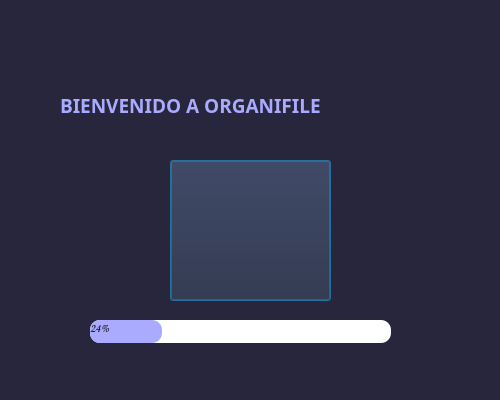
The window that src/static/ui/carga.ui (stel0/TP-PYTHON) describes before a commit, drawn with Qt 5.
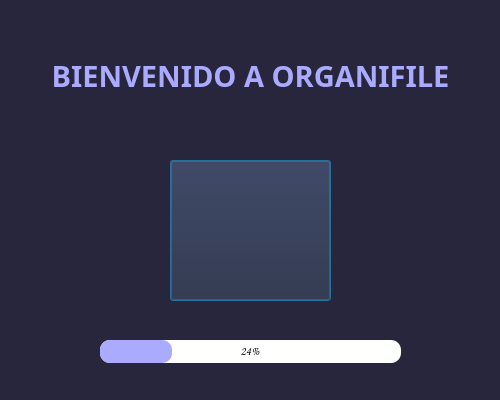
The same window after the commit. Icons and pictures are not drawn.

Patch:
```diff
--- a/src/static/ui/carga.ui
+++ b/src/static/ui/carga.ui
@@ -25,8 +25,8 @@
   <widget class="QProgressBar" name="progressBar">
    <property name="geometry">
     <rect>
-     <x>90</x>
-     <y>320</y>
+     <x>100</x>
+     <y>340</y>
      <width>301</width>
      <height>23</height>
     </rect>
@@ -50,30 +50,40 @@
    <property name="value">
     <number>24</number>
    </property>
+   <property name="alignment">
+    <set>Qt::AlignCenter</set>
+   </property>
   </widget>
   <widget class="QLabel" name="label">
    <property name="geometry">
     <rect>
-     <x>60</x>
-     <y>60</y>
+     <x>30</x>
+     <y>30</y>
      <width>441</width>
      <height>91</height>
     </rect>
    </property>
    <property name="font">
     <font>
-     <family>Stencil</family>
-     <pointsize>14</pointsize>
+     <family>Candara</family>
+     <pointsize>22</pointsize>
      <weight>75</weight>
      <bold>true</bold>
+     <strikeout>false</strikeout>
     </font>
    </property>
+   <property name="layoutDirection">
+    <enum>Qt::LeftToRight</enum>
+   </property>
    <property name="styleSheet">
     <string notr="true">color:rgb(170, 170, 255);</string>
    </property>
    <property name="text">
     <string>BIENVENIDO A ORGANIFILE</string>
    </property>
+   <property name="alignment">
+    <set>Qt::AlignCenter</set>
+   </property>
   </widget>
   <widget class="QPushButton" name="pushButton">
    <property name="geometry">
```
Left out of the diff: 2 changed lines with no effect on the pictures.
